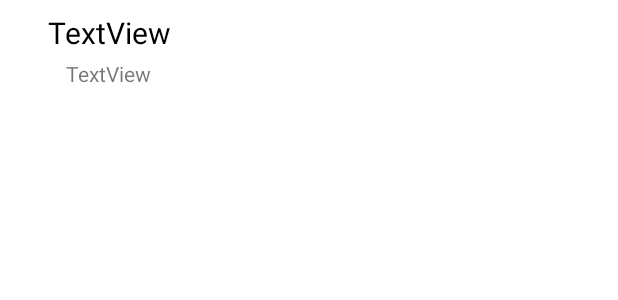
After one commit to JWIGGS/ToolTrack, an Android app: the layout history_entry.xml on its own in the app's theme, with its tools: preview values and no code run, on a phone screen of 412 x 824 dp. The commit adds this screen. Shown: the top 300 px of the screen. Run offline under Robolectric (Android 15) with nearby library versions, the light colour scheme and no system bars.

Commit message:
implemented history activity. history fab only shows for admin

```diff
--- a/app/src/main/AndroidManifest.xml
+++ b/app/src/main/AndroidManifest.xml
@@ -9,7 +9,8 @@
         android:roundIcon="@mipmap/ic_launcher_round"
         android:supportsRtl="true"
         android:theme="@style/Theme.ToolTrack">
-        <activity android:name=".ActivityView"></activity>
+        <activity android:name=".HistoryActivity"></activity>
+        <activity android:name=".ViewActivity" />
         <activity android:name=".LoginActivity">
             <intent-filter>
                 <action android:name="android.intent.action.MAIN" />
--- a/app/src/main/java/com/stuff/tooltrack/LoginActivity.java
+++ b/app/src/main/java/com/stuff/tooltrack/LoginActivity.java
@@ -4,15 +4,11 @@ import androidx.appcompat.app.AppCompatActivity;
 
 import android.content.Context;
 import android.content.Intent;
-import android.content.SharedPreferences;
 import android.os.Bundle;
-import android.util.Log;
 import android.view.View;
 import android.widget.Button;
 import android.widget.EditText;
 import android.widget.TextView;
-
-import com.google.firebase.database.FirebaseDatabase;
 
 public class LoginActivity extends AppCompatActivity {
 
@@ -55,7 +51,7 @@ public class LoginActivity extends AppCompatActivity {
             user.updateDatabaseCredentials();
 
             //launch new activity
-            Intent intent = new Intent(this, ActivityView.class);
+            Intent intent = new Intent(this, ViewActivity.class);
             startActivity(intent);
 
 
--- a/app/src/main/java/com/stuff/tooltrack/Rack.java
+++ b/app/src/main/java/com/stuff/tooltrack/Rack.java
@@ -163,7 +163,7 @@ public class Rack extends DatabaseView{
                 boolean toolAvailPrev = availPrev.get(key);
 
                 if(toolAvail != toolAvailPrev){
-                    historyChanges.put(tool.getKey(), toolAvail? "return": "borrow");
+                    historyChanges.put(tool.getName(), toolAvail? "returned": "borrowed");
 
                     if(toolAvail){
                         user.returnTool(tool, timestamp);
@@ -184,6 +184,7 @@ public class Rack extends DatabaseView{
                 HashMap<String, Object> historyEntry = new HashMap<String, Object>();
 
                 historyEntry.put("user", user.getID());
+                historyEntry.put("username", user.getName());
                 historyEntry.put("tools", historyChanges);
 
                 getRef().getRoot().child("history").child(timestamp).setValue(historyEntry);
--- a/app/src/main/java/com/stuff/tooltrack/User.java
+++ b/app/src/main/java/com/stuff/tooltrack/User.java
@@ -232,7 +232,7 @@ public class User {
 
                 textViewToolName.setText(tool.getName());
                 textViewToolLocation.setText("Location: "+rackMap.get(tool.getRack()).getName());
-                textViewToolTime.setText("Time Borrowed: "+tool.getTimePretty());
+                textViewToolTime.setText("Time Borrowed: "+Tool.getTimePretty(tool.getTime()));
 
                 linearLayoutInventory.addView(toolView);
 
--- a/app/src/main/res/layout/activity_view.xml
+++ b/app/src/main/res/layout/activity_view.xml
@@ -4,7 +4,7 @@
     xmlns:tools="http://schemas.android.com/tools"
     android:layout_width="match_parent"
     android:layout_height="match_parent"
-    tools:context=".ActivityView">
+    tools:context=".ViewActivity">
 
     <TextView
         android:id="@+id/textViewInventoryAmount"
--- /dev/null
+++ b/app/src/main/res/layout/history_entry.xml
@@ -0,0 +1,39 @@
+<?xml version="1.0" encoding="utf-8"?>
+<androidx.constraintlayout.widget.ConstraintLayout
+    xmlns:android="http://schemas.android.com/apk/res/android"
+    xmlns:app="http://schemas.android.com/apk/res-auto"
+    xmlns:tools="http://schemas.android.com/tools"
+    android:layout_width="match_parent"
+    android:layout_height="match_parent">
+
+    <TextView
+        android:id="@+id/textViewHistoryEntryTime"
+        android:layout_width="wrap_content"
+        android:layout_height="wrap_content"
+        android:layout_marginStart="32dp"
+        android:layout_marginTop="8dp"
+        android:text="TextView"
+        android:textColor="@color/black"
+        android:textSize="20sp"
+        app:layout_constraintStart_toStartOf="parent"
+        app:layout_constraintTop_toTopOf="parent" />
+
+    <TextView
+        android:id="@+id/textViewHistoryEntryUser"
+        android:layout_width="match_parent"
+        android:layout_height="wrap_content"
+        android:layout_marginStart="44dp"
+        android:layout_marginTop="4dp"
+        android:text="TextView"
+        app:layout_constraintStart_toStartOf="parent"
+        app:layout_constraintTop_toBottomOf="@+id/textViewHistoryEntryTime" />
+
+    <LinearLayout
+        android:id="@+id/linearLayourHistoryStatus"
+        android:layout_width="match_parent"
+        android:layout_height="wrap_content"
+        android:orientation="vertical"
+        app:layout_constraintTop_toBottomOf="@+id/textViewHistoryEntryUser"
+        tools:layout_editor_absoluteX="0dp"></LinearLayout>
+
+</androidx.constraintlayout.widget.ConstraintLayout>
```
Also changed, not shown: app/src/main/java/com/stuff/tooltrack/HistoryActivity.java (added, +92 -0 lines), app/src/main/java/com/stuff/tooltrack/Tool.java (+8 -4 lines), app/src/main/java/com/stuff/tooltrack/ViewActivity.java (renamed from app/src/main/java/com/stuff/tooltrack/ActivityView.java, +9 -2 lines), app/src/main/res/layout/activity_history.xml (added, +35 -0 lines), app/src/main/res/layout/history_tool_status.xml (added, +18 -0 lines).
